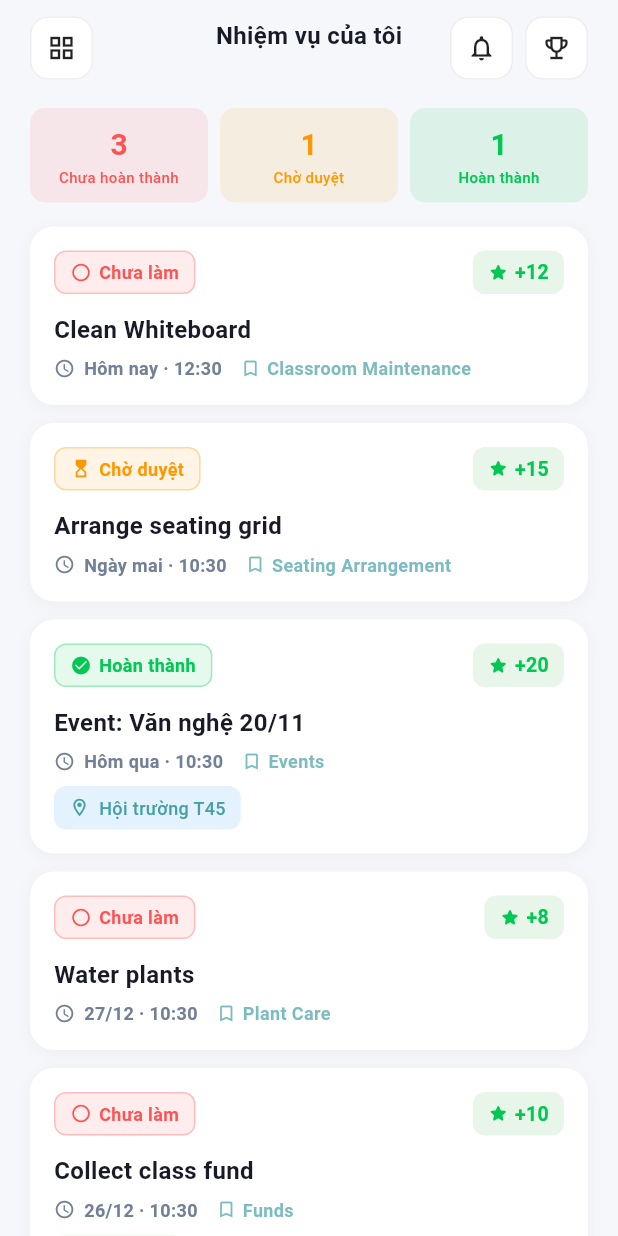
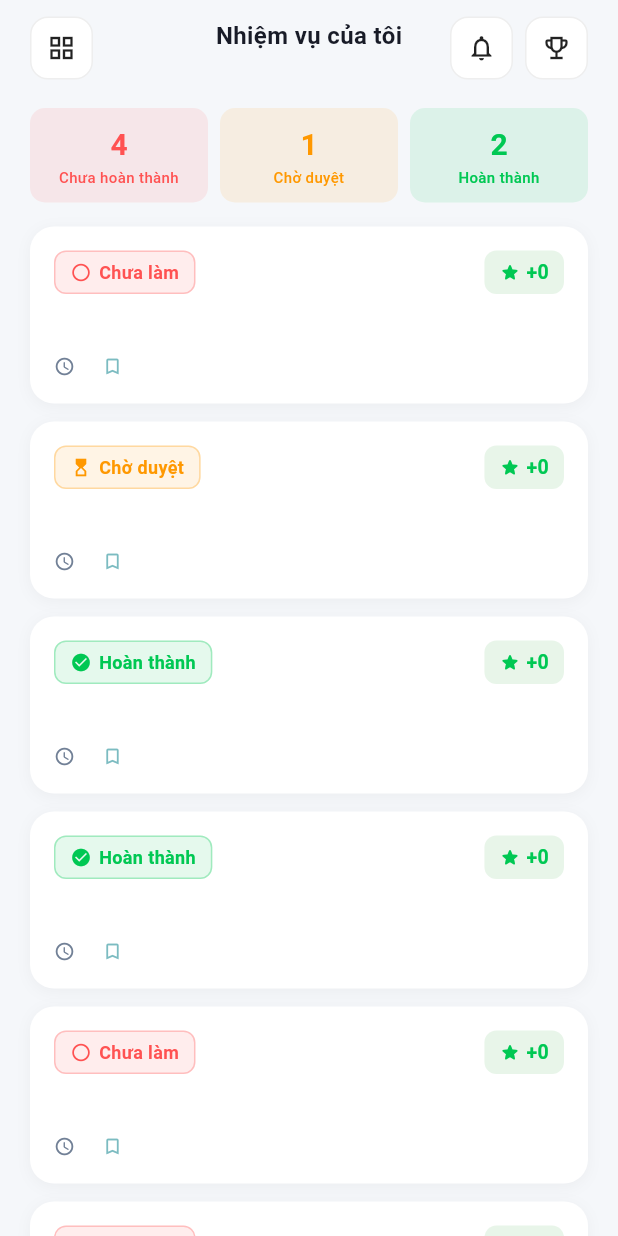
Before and after one commit to Enrique-Nguyen/mobile_classpal, a Flutter app: the TasksScreenMember screen opened directly with sample values from the repository, on a phone screen of 412 x 824 dp. Run offline on Flutter 3.47's test engine with Material 3 defaults, Android fonts, the phone set to English and light mode, and no system bars; our stand-ins replace cloud_firestore, firebase_auth, firebase_core, flutter_riverpod, google_fonts, image_picker and 1 more; missing offline and left inert: mobile_scanner; accounts and stored records are empty; Roboto replaces fonts that are missing (GoogleSans).

```diff
--- a/lib/core/constants/mock_data.dart
+++ b/lib/core/constants/mock_data.dart
@@ -229,72 +229,51 @@ class MockData {
   static final List<Task> memberTasks = [
     Task(
       id: 't1',
-      dutyId: 'd1',
       classId: '1',
       uid: 'user_1',
-      name: 'Clean Whiteboard',
-      description: 'Clean the whiteboard after each class session.',
       status: TaskStatus.incomplete,
-      startTime: DateTime.now().add(const Duration(hours: 2)),
-      ruleName: 'Classroom Maintenance',
-      points: 12,
-      note: null,
       createdAt: DateTime.now(),
     ),
     Task(
       id: 't2',
-      dutyId: 'd2',
       classId: '1',
       uid: 'user_1',
-      name: 'Arrange seating grid',
-      description: 'Arrange desks and chairs according to the seating plan.',
       status: TaskStatus.pending,
-      startTime: DateTime.now().add(const Duration(days: 1)),
-      ruleName: 'Seating Arrangement',
-      points: 15,
-      note: null,
       createdAt: DateTime.now(),
     ),
     Task(
       id: 't3',
-      dutyId: 'd3',
       classId: '1',
       uid: 'user_1',
-      name: 'Event: Văn nghệ 20/11',
-      description: 'Prepare for cultural performance event.',
       status: TaskStatus.completed,
-      startTime: DateTime.now().subtract(const Duration(days: 1)),
-      ruleName: 'Events',
-      points: 20,
-      note: 'location:Hội trường T45',
+      createdAt: DateTime.now(),
+    ),
+    Task(
+      id: 't3',
+      classId: '1',
+      uid: 'user_1',
+      status: TaskStatus.completed,
       createdAt: DateTime.now(),
     ),
     Task(
       id: 't4',
-      dutyId: 'd5',
       classId: '1',
       uid: 'user_1',
-      name: 'Water plants',
-      description: 'Water all plants in the classroom.',
       status: TaskStatus.incomplete,
-      startTime: DateTime.now().add(const Duration(days: 4)),
-      ruleName: 'Plant Care',
-      points: 8,
-      note: null,
+      createdAt: DateTime.now(),
+    ),
+    Task(
+      id: 't4',
+      classId: '1',
+      uid: 'user_1',
+      status: TaskStatus.incomplete,
       createdAt: DateTime.now(),
     ),
     Task(
       id: 't5',
-      dutyId: 'd4',
       classId: '1',
       uid: 'user_1',
-      name: 'Collect class fund',
-      description: 'Collect monthly class fund from all students.',
       status: TaskStatus.incomplete,
-      startTime: DateTime.now().add(const Duration(days: 3)),
-      ruleName: 'Funds',
-      points: 10,
-      note: 'amount:50000',
       createdAt: DateTime.now(),
     ),
   ];
--- a/lib/core/models/duty.dart
+++ b/lib/core/models/duty.dart
@@ -1,12 +1,14 @@
 class Duty {
   final String id;
   final String classId;
+  final String? originId;
+  final String? originType;
   final String name;
+  final String? note;
   final String? description;
   final DateTime startTime;
   final String ruleName;
   final double points;
-  final String? note;
   final List<String> assigneeIds;
   final DateTime createdAt;
   final DateTime updatedAt;
@@ -15,6 +17,8 @@ class Duty {
     required this.id,
     required this.classId,
     required this.name,
+    this.originId,
+    this.originType,
     this.description,
     required this.startTime,
     required this.ruleName,
@@ -30,6 +34,8 @@ class Duty {
       'id': id,
       'classId': classId,
       'name': name,
+      'originId': originId,
+      'originType': originType,
       'description': description,
       'startTime': startTime.millisecondsSinceEpoch,
       'ruleName': ruleName,
@@ -46,6 +52,8 @@ class Duty {
       id: map['id'] ?? '',
       classId: map['classId'] ?? '',
       name: map['name'] ?? '',
+      originId: map['originId'],
+      originType: map['originType'],
       description: map['description'],
       startTime: DateTime.fromMillisecondsSinceEpoch(map['startTime'] ?? 0),
       ruleName: map['ruleName'] ?? '',
--- a/lib/core/models/task.dart
+++ b/lib/core/models/task.dart
@@ -1,10 +1,60 @@
 enum TaskStatus {
   completed,
   pending,
-  incomplete,
+  incomplete;
+
+  factory TaskStatus.fromDisplayName(String displayName) {
+    switch (displayName) {
+      case 'Hoàn thành':
+        return TaskStatus.completed;
+      case 'Đang chờ':
+        return TaskStatus.pending;
+      case 'Chưa hoàn thành':
+        return TaskStatus.incomplete;
+      default:
+        return TaskStatus.incomplete;
+    }
+  }
+
+  factory TaskStatus.fromStorageKey(String storageKey) {
+    switch (storageKey) {
+      case 'completed':
+        return TaskStatus.completed;
+      case 'pending':
+        return TaskStatus.pending;
+      case 'incomplete':
+        return TaskStatus.incomplete;
+      default:
+        return TaskStatus.incomplete;
+    }
+  }
+
+  factory TaskStatus.fromTaskString(String taskString) {
+    switch (taskString) {
+      case 'Hoàn thành' || 'completed':
+        return TaskStatus.completed;
+      case 'Đang chờ' || 'pending':
+        return TaskStatus.pending;
+      case 'Chưa hoàn thành' || 'incomplete':
+        return TaskStatus.incomplete;
+      default:
+        return TaskStatus.incomplete;
+    }
+  }
 }
 
 extension TaskStatusExtension on TaskStatus {
+  String get storageKey {
+    switch (this) {
+      case TaskStatus.completed:
+        return 'completed';
+      case TaskStatus.pending:
+        return 'pending';
+      case TaskStatus.incomplete:
+        return 'incomplete';
+    }
+  }
+
   String get displayName {
     switch (this) {
       case TaskStatus.completed:
@@ -19,46 +69,25 @@ extension TaskStatusExtension on TaskStatus {
 
 class Task {
   final String id;
-  final String dutyId;
   final String classId;
   final String uid;
-  final String name;
-  final String? description;
   final TaskStatus status;
-  final DateTime startTime;
-  final String? note;
-  final String ruleName;
-  final double points;
   final DateTime createdAt;
 
   Task({
     required this.id,
-    required this.dutyId,
     required this.classId,
     required this.uid,
-    required this.name,
-    this.description,
     required this.status,
-    required this.startTime,
-    this.note,
-    required this.ruleName,
-    required this.points,
     required this.createdAt,
   });
 
   Map<String, dynamic> toMap() {
     return {
       'id': id,
-      'dutyId': dutyId,
       'classId': classId,
       'uid': uid,
-      'name': name,
-      'description': description,
-      'status': status.name,
-      'startTime': startTime.millisecondsSinceEpoch,
-      'note': note,
-      'ruleName': ruleName,
-      'points': points,
+      'status': status.displayName,
       'createdAt': createdAt.millisecondsSinceEpoch,
     };
   }
@@ -66,19 +95,9 @@ class Task {
   factory Task.fromMap(Map<String, dynamic> map) {
     return Task(
       id: map['id'] ?? '',
-      dutyId: map['dutyId'] ?? '',
       classId: map['classId'] ?? '',
       uid: map['uid'] ?? '',
-      name: map['name'] ?? '',
-      description: map['description'],
-      status: TaskStatus.values.firstWhere(
-        (e) => e.name == map['status'],
-        orElse: () => TaskStatus.incomplete,
-      ),
-      startTime: DateTime.fromMillisecondsSinceEpoch(map['startTime'] ?? 0),
-      note: map['note'],
-      ruleName: map['ruleName'] ?? '',
-      points: (map['points'] ?? 0).toDouble(),
+      status: TaskStatus.fromTaskString(map['status']),
       createdAt: DateTime.fromMillisecondsSinceEpoch(map['createdAt'] ?? 0),
     );
   }
--- a/lib/features/class_view/workflow/screens/create_duty_screen.dart
+++ b/lib/features/class_view/workflow/screens/create_duty_screen.dart
@@ -296,7 +296,7 @@ class _CreateDutyScreenState extends ConsumerState<CreateDutyScreen> {
               isExpanded: true,
               icon: const Icon(Icons.keyboard_arrow_down_rounded, color: Colors.grey),
               onChanged: (Rule? newValue) {
-                if (newValue != null) {
+                if (newValue != null && _selectedRule != newValue) {
                   setState(() => _selectedRule = newValue);
                 }
               },
--- a/lib/features/class_view/workflow/screens/tasks_screen.dart
+++ b/lib/features/class_view/workflow/screens/tasks_screen.dart
@@ -156,7 +156,7 @@ class TasksScreenMember extends StatelessWidget {
   }
 
   Widget _buildTaskCard(BuildContext context, Task task) {
-    final extraInfo = MockData.parseNoteField(task.note);
+    // final extraInfo = MockData.parseNoteField(task.note);
 
     return GestureDetector(
       onTap: () {
@@ -165,10 +165,14 @@ class TasksScreenMember extends StatelessWidget {
           MaterialPageRoute(
             builder: (context) => DutyDetailsScreen(
               duty: {
-                'title': task.name,
-                'description': task.description ?? '',
-                'ruleName': task.ruleName,
-                'points': task.points.toInt(),
+                // 'title': task.name ?? "",
+                // 'description': task.description ?? '',
+                // 'ruleName': task.ruleName,
+                // 'points': task.points.toInt(),
+                'title': "",
+                'description': "",
+                'ruleName': "",
+                'points': 0,
               },
               isAdmin: false,
               task: task,
@@ -214,7 +218,8 @@ class TasksScreenMember extends StatelessWidget {
                       ),
                       const SizedBox(width: 4),
                       Text(
-                        '+${task.points.toInt()}',
+                        // '+${task.points.toInt()}',
+                        '+0',
                         style: const TextStyle(
                           fontSize: 13,
                           fontWeight: FontWeight.bold,
@@ -229,7 +234,8 @@ class TasksScreenMember extends StatelessWidget {
             const SizedBox(height: 12),
             // Title
             Text(
-              task.name,
+              // task.name ?? "",
+              "",
               style: const TextStyle(
                 fontSize: 16,
                 fontWeight: FontWeight.w700,
@@ -247,7 +253,8 @@ class TasksScreenMember extends StatelessWidget {
                 ),
                 const SizedBox(width: 6),
                 Text(
-                  '${_formatDateLabel(task.startTime)} · ${_formatTimeLabel(task.startTime)}',
+                  // '${_formatDateLabel(task.startTime)} · ${_formatTimeLabel(task.startTime)}',
+                  "",
                   style: const TextStyle(
                     fontSize: 12,
                     color: AppColors.textSecondary,
@@ -262,7 +269,8 @@ class TasksScreenMember extends StatelessWidget {
                 const SizedBox(width: 4),
                 Expanded(
                   child: Text(
-                    task.ruleName,
+                    // task.ruleName,
+                    "",
                     style: TextStyle(
                       fontSize: 12,
                       color: AppColors.primaryBlue.withOpacity(0.7),
@@ -273,41 +281,41 @@ class TasksScreenMember extends StatelessWidget {
               ],
             ),
             // Extra info (location/amount)
-            if (extraInfo != null) ...[
-              const SizedBox(height: 8),
-              Container(
-                padding: const EdgeInsets.symmetric(horizontal: 10, vertical: 6),
-                decoration: BoxDecoration(
-                  color: extraInfo.type == DutyExtraType.location
-                      ? AppColors.bgBlueLight
-                      : AppColors.bgGreenLight.withOpacity(0.5),
-                  borderRadius: BorderRadius.circular(8),
-                ),
-                child: Row(
-                  mainAxisSize: MainAxisSize.min,
-                  children: [
-                    Icon(
-                      extraInfo.icon,
-                      size: 14,
-                      color: extraInfo.type == DutyExtraType.location
-                          ? AppColors.primaryBlue
-                          : AppColors.successGreen,
-                    ),
-                    const SizedBox(width: 6),
-                    Text(
-                      extraInfo.value,
-                      style: TextStyle(
-                        fontSize: 12,
-                        fontWeight: FontWeight.w500,
-                        color: extraInfo.type == DutyExtraType.location
-                            ? AppColors.primaryBlue
-                            : AppColors.successGreen,
-                      ),
-                    ),
-                  ],
-                ),
-              ),
-            ],
+            // if (extraInfo != null) ...[
+            //   const SizedBox(height: 8),
+            //   Container(
+            //     padding: const EdgeInsets.symmetric(horizontal: 10, vertical: 6),
+            //     decoration: BoxDecoration(
+            //       color: extraInfo.type == DutyExtraType.location
+            //           ? AppColors.bgBlueLight
+            //           : AppColors.bgGreenLight.withOpacity(0.5),
+            //       borderRadius: BorderRadius.circular(8),
+            //     ),
+            //     child: Row(
+            //       mainAxisSize: MainAxisSize.min,
+            //       children: [
+            //         Icon(
+            //           extraInfo.icon,
+            //           size: 14,
+            //           color: extraInfo.type == DutyExtraType.location
+            //               ? AppColors.primaryBlue
+            //               : AppColors.successGreen,
+            //         ),
+            //         const SizedBox(width: 6),
+            //         Text(
+            //           extraInfo.value,
+            //           style: TextStyle(
+            //             fontSize: 12,
+            //             fontWeight: FontWeight.w500,
+            //             color: extraInfo.type == DutyExtraType.location
+            //                 ? AppColors.primaryBlue
+            //                 : AppColors.successGreen,
+            //           ),
+            //         ),
+            //       ],
+            //     ),
+            //   ),
+            // ],
           ],
         ),
       ),
```
Also changed, not shown: lib/core/models/rule.dart (+11 -0 lines), lib/features/class_view/overview/widgets/rules_sheet.dart (+12 -4 lines), lib/features/class_view/workflow/services/duty_service.dart (+11 -39 lines).
